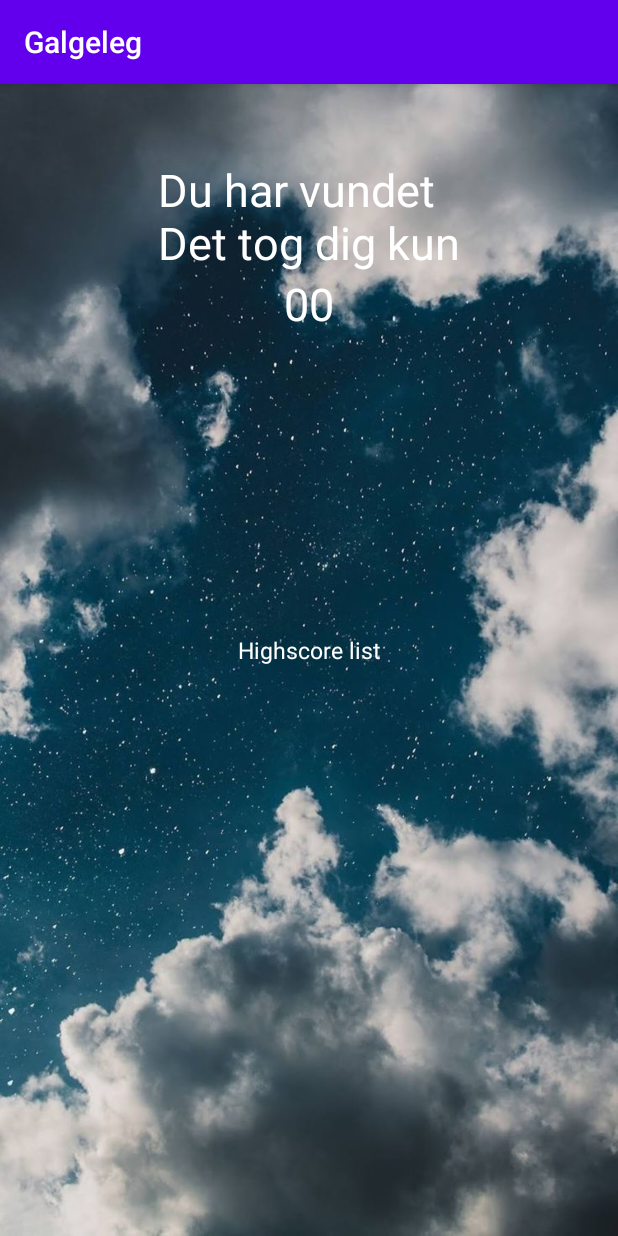
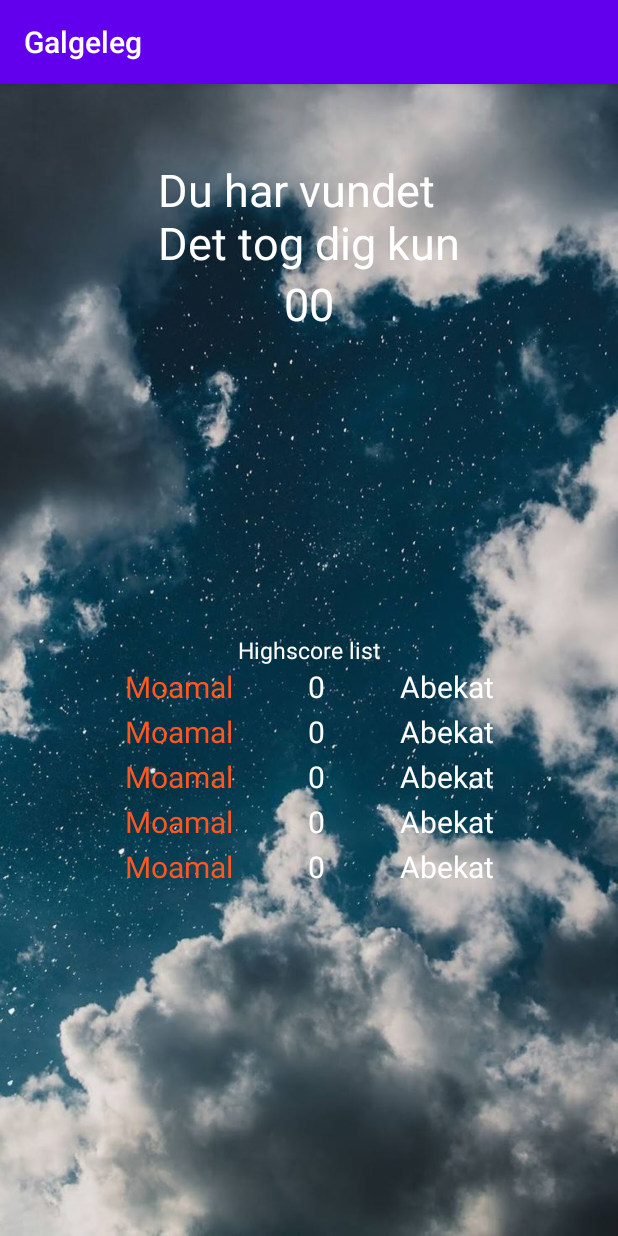
Before and after one commit to moamal01/Galgeleg, an Android app: the VinderActivity screen opened directly, with no data from a screen before it, on a phone screen of 412 x 824 dp. Run offline under Robolectric (Android 15) with nearby library versions, the phone set to English and light mode, and no system bars; our stand-ins replace Firebase (no records; nobody signed in at launch, a user with empty details on screens opened directly).

Commit message:
add recyclerview for highscore list

```diff
--- a/app/build.gradle
+++ b/app/build.gradle
@@ -36,6 +36,8 @@ dependencies {
     //Firebase implementation
     implementation platform('com.google.firebase:firebase-bom:26.0.0')
     implementation 'com.google.firebase:firebase-analytics-ktx'
+    implementation 'com.google.firebase:firebase-firestore-ktx:21.7.1'
+    implementation 'androidx.recyclerview:recyclerview:1.1.0'
 
     testImplementation 'junit:junit:4.12'
     androidTestImplementation 'androidx.test.ext:junit:1.1.2'
--- /dev/null
+++ b/app/src/main/java/com/example/galgeleg/Highscore.kt
@@ -0,0 +1,4 @@
+package com.example.galgeleg
+
+class Highscore(val player: String, var score: Int, var word: String) {
+}
--- /dev/null
+++ b/app/src/main/java/com/example/galgeleg/HighscoreAdapter.kt
@@ -0,0 +1,45 @@
+package com.example.galgeleg
+
+import android.view.LayoutInflater
+import android.view.ViewGroup
+import androidx.recyclerview.widget.RecyclerView
+import com.google.firebase.firestore.FirebaseFirestore
+import com.google.firebase.ktx.Firebase
+import kotlinx.android.synthetic.main.highscore_row.view.*
+
+class HighscoreAdapter : RecyclerView.Adapter<ViewHolder>() {
+
+    val firestore: FirebaseFirestore = FirebaseFirestore.getInstance()
+    var scores = mutableListOf<Highscore>()
+
+    init {
+        var h: Highscore = Highscore("Moamal", 0, "Abekat")
+        var h1: Highscore = Highscore("Moamal", 0, "Abekat")
+        var h2: Highscore = Highscore("Moamal", 0, "Abekat")
+        var h3: Highscore = Highscore("Moamal", 0, "Abekat")
+        var h4: Highscore = Highscore("Moamal", 0, "Abekat")
+
+        scores.add(0, h)
+        scores.add(0, h)
+        scores.add(0, h)
+        scores.add(0, h)
+        scores.add(0, h)
+
+    }
+
+    override fun onCreateViewHolder(parent: ViewGroup, viewType: Int): ViewHolder {
+        val layoutInflater = LayoutInflater.from(parent.context)
+        val highscoreRow = layoutInflater.inflate(R.layout.highscore_row, parent, false)
+        return ViewHolder(highscoreRow)
+    }
+
+    override fun getItemCount(): Int {
+        return scores.size
+    }
+
+    override fun onBindViewHolder(holder: ViewHolder, position: Int) {
+        holder.view.name_highScore.text = scores[position].player
+        holder.view.tries_highScore.text = scores[position].score.toString()
+        holder.view.word_highScore.text = scores[position].word
+    }
+}
--- /dev/null
+++ b/app/src/main/java/com/example/galgeleg/ViewHolder.kt
@@ -0,0 +1,7 @@
+package com.example.galgeleg
+
+import android.view.View
+import androidx.recyclerview.widget.RecyclerView
+
+class ViewHolder(val view: View) : RecyclerView.ViewHolder(view) {
+}
--- a/app/src/main/java/com/example/galgeleg/VinderActivity.kt
+++ b/app/src/main/java/com/example/galgeleg/VinderActivity.kt
@@ -2,6 +2,7 @@ package com.example.galgeleg
 
 import android.os.Bundle
 import androidx.appcompat.app.AppCompatActivity
+import androidx.recyclerview.widget.LinearLayoutManager
 import kotlinx.android.synthetic.main.activity_vinder.*
 
 class VinderActivity : AppCompatActivity() {
@@ -14,5 +15,8 @@ class VinderActivity : AppCompatActivity() {
 
         val tries = intent.getIntExtra("Tries", 0)
         tryCount_text.text = galgelogik.antalForkerteBogstaver.toString() + tries
+
+        recyclerView_highScore.layoutManager = LinearLayoutManager(this)
+        recyclerView_highScore.adapter = HighscoreAdapter()
     }
 }
--- a/app/src/main/res/layout/activity_vinder.xml
+++ b/app/src/main/res/layout/activity_vinder.xml
@@ -44,14 +44,13 @@
         app:layout_constraintRight_toRightOf="parent"
         app:layout_constraintTop_toBottomOf="@id/tryCount_text" />
 
-    <view
-        class="androidx.appcompat.app.AlertController$RecycleListView"
+    <androidx.recyclerview.widget.RecyclerView
+        android:id="@+id/recyclerView_highScore"
         android:layout_width="wrap_content"
         android:layout_height="wrap_content"
         app:layout_constraintLeft_toLeftOf="parent"
         app:layout_constraintRight_toRightOf="parent"
         app:layout_constraintTop_toBottomOf="@id/highScore_title_text"
-
         />
 
 </androidx.constraintlayout.widget.ConstraintLayout>
--- a/app/src/main/res/layout/highscore_row.xml
+++ b/app/src/main/res/layout/highscore_row.xml
@@ -2,14 +2,17 @@
 <androidx.constraintlayout.widget.ConstraintLayout xmlns:android="http://schemas.android.com/apk/res/android"
     xmlns:app="http://schemas.android.com/apk/res-auto"
     android:layout_width="match_parent"
-    android:layout_height="match_parent">
+    android:layout_height="30dp"
+    xmlns:tools="http://schemas.android.com/tools"
+    tools:background="#000">
 
     <TextView
         android:id="@+id/name_highScore"
         android:layout_width="wrap_content"
         android:layout_height="wrap_content"
         android:text="Navn"
-        android:textColor="#000"
+
+        android:textColor="#FF5722"
         android:textSize="20dp"
         app:layout_constraintLeft_toLeftOf="parent"
         app:layout_constraintRight_toLeftOf="@id/tries_highScore"
@@ -19,9 +22,9 @@
         android:id="@+id/tries_highScore"
         android:layout_width="wrap_content"
         android:layout_height="wrap_content"
-        android:layout_marginLeft="20dp"
+        android:layout_marginLeft="50dp"
         android:text="Antal Forkerte gæt"
-        android:textColor="#000"
+        android:textColor="#FFF"
         android:textSize="20dp"
         app:layout_constraintLeft_toRightOf="@id/name_highScore"
         app:layout_constraintTop_toTopOf="parent" />
@@ -31,9 +34,9 @@
         android:id="@+id/word_highScore"
         android:layout_width="wrap_content"
         android:layout_height="wrap_content"
-        android:layout_marginLeft="20dp"
+        android:layout_marginLeft="50dp"
         android:text="Ord"
-        android:textColor="#000"
+        android:textColor="#FFF"
         android:textSize="20dp"
         app:layout_constraintLeft_toRightOf="@id/tries_highScore"
         app:layout_constraintTop_toTopOf="parent" />
```
